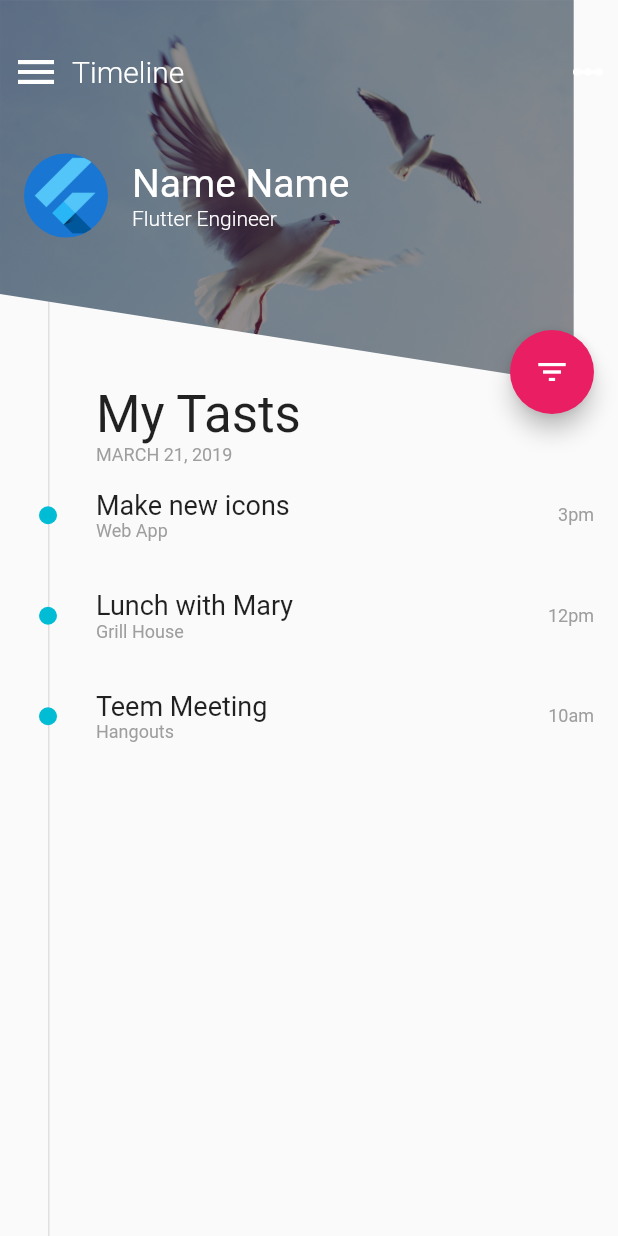
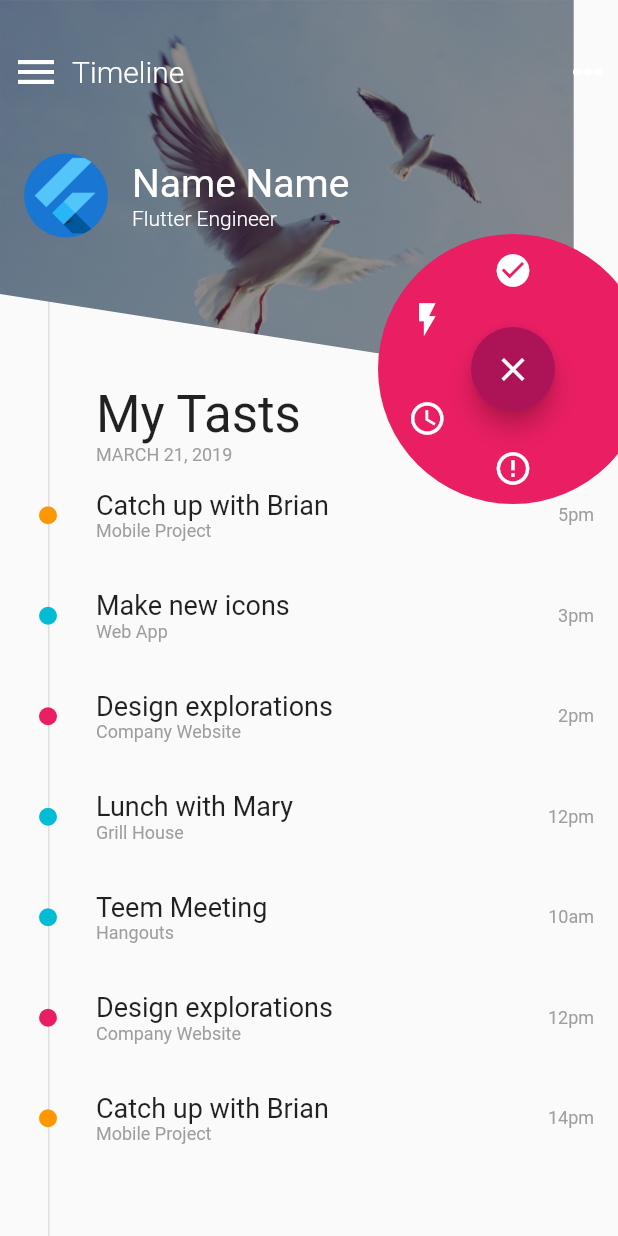
Before and after one commit to kakobayashi/filter_menu, a Flutter app: the screen it shows after launch, after a tap on the "filter list" icon, on a phone screen of 412 x 824 dp. Run offline on Flutter 3.47's test engine with Material 2 defaults, Android fonts, the phone set to English and light mode, and no system bars.

Commit message:
Add FabAnimation

```diff
--- /dev/null
+++ b/lib/animated_fab.dart
@@ -0,0 +1,142 @@
+
+import 'package:flutter/material.dart';
+import 'dart:math' as math;
+
+class AnimatedFab extends StatefulWidget {
+  final VoidCallback onClick;
+
+  const AnimatedFab({Key key, this.onClick}): super(key: key);
+
+  @override
+  State<StatefulWidget> createState() => _AnimatedFabState();
+}
+
+class _AnimatedFabState extends State<AnimatedFab> with SingleTickerProviderStateMixin {
+  final double expandedSize = 180.0;
+  final double hiddenSize = 20.0;
+
+  AnimationController _animationController;
+  Animation<Color> _colorAnimation;
+
+  @override
+  void initState() {
+    super.initState();
+    _animationController = AnimationController(
+      vsync: this,
+      duration: const Duration(milliseconds: 200),
+    );
+    _colorAnimation = ColorTween(
+      begin: Colors.pink,
+      end: Colors.pink[800],
+    ).animate(_animationController);
+  }
+
+  @override
+  void dispose() {
+    _animationController.dispose();
+    super.dispose();
+  }
+
+  @override
+  Widget build(BuildContext context) {
+    return SizedBox(
+      width: expandedSize,
+      height: expandedSize,
+      child: AnimatedBuilder(
+        animation: _animationController,
+        builder: (BuildContext context, Widget child) {
+          return Stack(
+            alignment: Alignment.center,
+            children: <Widget>[
+              _buildExpandedBackground(),
+              _buildOption(Icons.check_circle, 0.0),
+              _buildOption(Icons.flash_on, -math.pi / 3),
+              _buildOption(Icons.access_time, -2 * math.pi / 3),
+              _buildOption(Icons.error_outline, math.pi),
+              _buildFabCore(),
+            ],
+          );
+        },
+      ),
+    );
+  }
+
+  Widget _buildExpandedBackground() {
+    double size = hiddenSize + (expandedSize - hiddenSize) * _animationController.value;
+
+    return Container(
+      height: size,
+      width: size,
+      decoration: BoxDecoration(
+        shape: BoxShape.circle,
+        color: Colors.pink,
+      ),
+    );
+  }
+
+  open() {
+    if (_animationController.isDismissed) {
+      _animationController.forward();
+    }
+  }
+
+  close() {
+    if (_animationController.isCompleted) {
+      _animationController.reverse();
+    }
+  }
+
+  _onFabTap() {
+    if (_animationController.isDismissed) {
+      open();
+    } else {
+      close();
+    }
+  }
+
+  _buildFabCore() {
+    double scaleFactor = 2 * (_animationController.value - 0.5).abs();
+
+    return FloatingActionButton(
+      onPressed: _onFabTap,
+      child: Transform(
+        alignment: Alignment.center,
+        transform: Matrix4.identity()
+          ..scale(1.0, scaleFactor),
+        child: Icon(
+          _animationController.value > 0.5 ? Icons.close : Icons.filter_list,
+          color: Colors.white,
+          size: 26.0,
+        ),
+      ),
+      backgroundColor: _colorAnimation.value,
+    );
+  }
+
+  Widget _buildOption(IconData icon, double angle) {
+    double iconSize = 0.0;
+    if (_animationController.value > 0.8) {
+      iconSize = 26.0 * (_animationController.value - 0.8) * 5;
+    }
+
+    return Transform.rotate(
+        angle: angle,
+      child: Align(
+        alignment: Alignment.topCenter,
+        child: IconButton(
+          onPressed: _onIconClick,
+          icon: Transform.rotate(angle: -angle,
+          child: Icon(icon, color: Colors.white,),
+          ),
+          iconSize: iconSize,
+          alignment: Alignment.center,
+          padding: EdgeInsets.all(0.0),
+        ),
+      ),
+    );
+  }
+  _onIconClick() {
+    widget.onClick();
+    close();
+  }
+}
--- a/lib/initial_list.dart
+++ b/lib/initial_list.dart
@@ -37,4 +37,18 @@ List<Task> tasks = [
       color: Colors.cyan,
       completed: true
   ),
+  Task(
+      name: "Design explorations",
+      category: "Company Website",
+      time: "12pm",
+      color: Colors.pink,
+      completed: false
+  ),
+  Task(
+    name: "Catch up with Brian",
+    category: "Mobile Project",
+    time: "14pm",
+    color: Colors.orange,
+    completed: false,
+  ),
 ];
--- a/lib/list_model.dart
+++ b/lib/list_model.dart
@@ -13,7 +13,9 @@ class ListModel {
 
   void insert(int index, Task item) {
     items.insert(index, item);
-    _animatedList.insertItem(index);
+    _animatedList.insertItem(index, duration: Duration(
+      milliseconds: 150
+    ));
   }
 
   Task remoteAt(int index) {
@@ -23,7 +25,9 @@ class ListModel {
           index, (context, animation) => TaskRow(
         task: removedItem,
         animation: animation,
-      ));
+      ),
+      duration: Duration(milliseconds: (150 + 150*(index/length)).toInt())
+      );
     }
     return removedItem;
   }
--- a/lib/main.dart
+++ b/lib/main.dart
@@ -1,3 +1,4 @@
+import 'package:filter_menu/animated_fab.dart';
 import 'package:filter_menu/dialogonal_clipper.dart';
 import 'package:filter_menu/initial_list.dart';
 import 'package:filter_menu/list_model.dart';
@@ -59,12 +60,11 @@ class _MainPageState extends State<MainPage> {
 
   Widget _buildFab() {
     return Positioned(
-      top: _imageHeight - 36.0,
-      right: 16.0,
-      child: FloatingActionButton(onPressed: _changeFilterState,
-      backgroundColor: Colors.pink,
-      child: Icon(Icons.filter_list),
-      ),
+      top: _imageHeight - 100.0,
+      right: -20.0,
+      child: AnimatedFab(
+        onClick: _changeFilterState,
+      )
     );
   }
 
```
